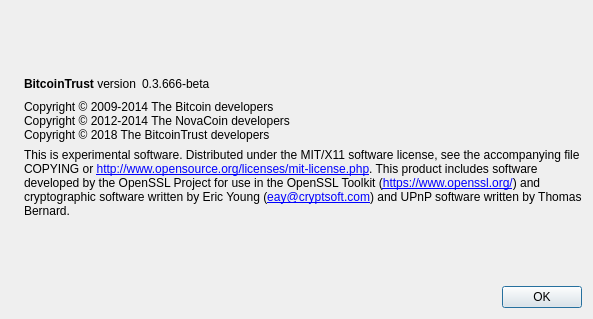
The window that src/qt/forms/aboutdialog.ui (bitcointrustbct/bitcointrust_old) describes before a commit, drawn with Qt 5.
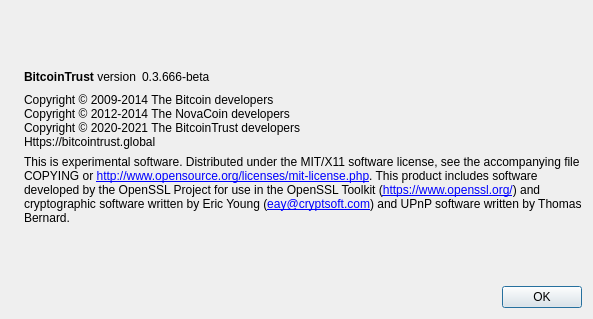
The same window after the commit. Icons and pictures are not drawn.

```diff
--- a/src/qt/forms/aboutdialog.ui
+++ b/src/qt/forms/aboutdialog.ui
@@ -93,7 +93,8 @@
        <property name="text">
         <string>Copyright © 2009-2014 The Bitcoin developers
 Copyright © 2012-2014 The NovaCoin developers
-Copyright © 2018 The BitcoinTrust developers</string>
+Copyright © 2020-2021 The BitcoinTrust developers
+Https://bitcointrust.global</string>
        </property>
        <property name="textInteractionFlags">
         <set>Qt::LinksAccessibleByMouse|Qt::TextSelectableByKeyboard|Qt::TextSelectableByMouse</set>
```
